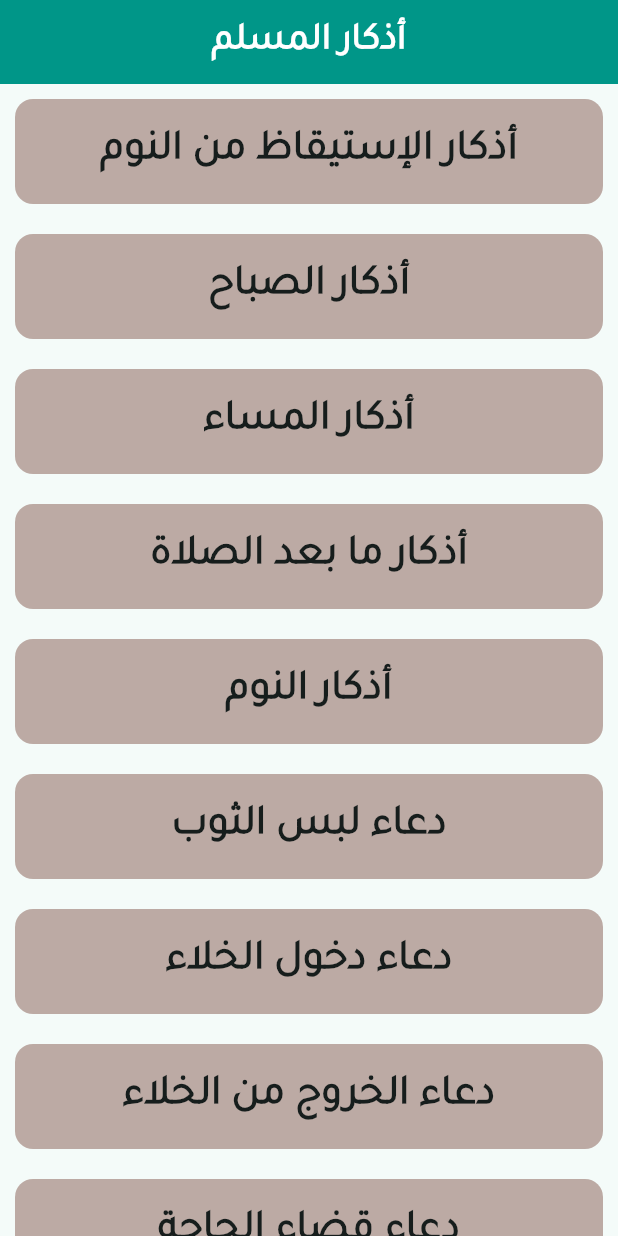
After one commit to Muhammad-Nazih/http_test, a Flutter app: the screen it shows after launch, on a phone screen of 412 x 824 dp. The commit adds this screen. Run offline on Flutter 3.47's test engine with Material 3 defaults, Android fonts, the phone set to English and light mode, and no system bars; our stand-ins replace bloc, flutter_bloc; missing offline and left inert: sign_button.

Commit message:
7th commit

```diff
--- /dev/null
+++ b/assets/database/sections_db.json
@@ -0,0 +1,42 @@
+[
+    {
+        "id": 1,
+        "name": "أذكار الإستيقاظ من النوم"
+    },
+    {
+        "id": 2,
+        "name": "أذكار الصباح"
+    },
+    {
+        "id": 3,
+        "name": "أذكار المساء"
+    },
+    {
+        "id": 4,
+        "name": "أذكار ما بعد الصلاة"
+    },
+    {
+        "id": 5,
+        "name": "أذكار ما قبل النوم"
+    },
+    {
+        "id": 6,
+        "name": "دعاء لبس الثوب"
+    },
+    {
+        "id": 7,
+        "name": "دعاء دخول الخلاء"
+    },
+    {
+        "id": 8,
+        "name": "دعاء الخروج من الخلاء"
+    },
+    {
+        "id": 9,
+        "name": "دعاء قضاء الحاجة"
+    },
+    {
+        "id": 10,
+        "name": "الذكر عند دخول المنزل"
+    }
+]
--- a/lib/cubit.dart
+++ b/lib/bloc/cubit.dart
@@ -1,6 +1,6 @@
 import 'package:bloc/bloc.dart';
 import 'package:flutter_bloc/flutter_bloc.dart';
-import 'package:http_app/states.dart';
+import 'package:http_app/bloc/states.dart';
 
 class CounterCubit extends Cubit<CounterStates> {
   CounterCubit() : super(CounterInitialState());
--- a/lib/main.dart
+++ b/lib/main.dart
@@ -1,6 +1,7 @@
 import 'package:flutter/material.dart';
 import 'package:flutter/services.dart';
-import 'package:http_app/login_screen.dart';
+import 'package:http_app/screens/login_screen.dart';
+import 'package:http_app/screens/azkar_home_screen.dart';
 
 void main() {
   SystemChrome.setSystemUIOverlayStyle(SystemUiOverlayStyle(
@@ -18,9 +19,20 @@ class MyApp extends StatelessWidget {
       title: 'Login Screen',
       debugShowCheckedModeBanner: false,
       theme: ThemeData(
-        colorScheme: ColorScheme.fromSeed(seedColor: Colors.red.shade100),
+        colorScheme: ColorScheme.fromSeed(seedColor: Colors.teal.shade100),
+        appBarTheme: AppBarTheme(
+          titleTextStyle: TextStyle(
+            color: Colors.white,
+            fontFamily: 'Tajawal',
+            fontSize: 25.0,
+            fontWeight: FontWeight.bold,
+          ),
+          centerTitle: true,
+          backgroundColor: Colors.teal,
+          elevation: 0,
+        ),
       ),
-      home: LoginScreen(),
+      home: AzkarHomeScreen(),
     );
   }
 }
--- /dev/null
+++ b/lib/models/section_model.dart
@@ -0,0 +1,10 @@
+class SectionModel {
+  int? id;
+  String? name;
+  SectionModel(this.id, this.name);
+
+  SectionModel.fromJson(Map<String, dynamic> json) {
+    id = json['id'];
+    name = json['name'];
+  }
+}
--- /dev/null
+++ b/lib/screens/azkar_home_screen.dart
@@ -0,0 +1,54 @@
+import 'package:flutter/material.dart';
+
+class AzkarHomeScreen extends StatelessWidget {
+  const AzkarHomeScreen({super.key});
+
+  @override
+  Widget build(BuildContext context) {
+    return Scaffold(
+      appBar: AppBar(
+        title: Text(
+          'أذكار المسلم',
+        ),
+      ),
+      body: ListView(
+        children: [
+          buildSectionItem(text: 'أذكار الإستيقاظ من النوم'),
+          buildSectionItem(text: 'أذكار الصباح'),
+          buildSectionItem(text: 'أذكار المساء'),
+          buildSectionItem(text: 'أذكار ما بعد الصلاة'),
+          buildSectionItem(text: 'أذكار النوم'),
+          buildSectionItem(text: 'دعاء لبس الثوب'),
+          buildSectionItem(text: 'دعاء دخول الخلاء'),
+          buildSectionItem(text: 'دعاء الخروج من الخلاء'),
+          buildSectionItem(text: 'دعاء قضاء الحاجة'),
+          buildSectionItem(text: 'الذكر عند الخروج من المنزل'),
+        ],
+      ),
+    );
+  }
+}
+
+Widget buildSectionItem({required String text}) {
+  return Padding(
+    padding: const EdgeInsets.all(10.0),
+    child: Container(
+      width: double.infinity,
+      height: 70,
+      decoration: BoxDecoration(
+        color: Colors.brown[200],
+        borderRadius: BorderRadius.circular(12.0)
+      ),
+      child: Center(
+        child: Text(
+          text,
+          style: TextStyle(
+            fontFamily: 'Tajawal',
+            fontSize: 28,
+            fontWeight: FontWeight.w900,
+          ),
+        ),
+      ),
+    ),
+  );
+}
--- a/lib/counter_screen.dart
+++ b/lib/screens/counter_screen.dart
@@ -62,8 +62,8 @@
 
 import 'package:flutter/material.dart';
 import 'package:flutter_bloc/flutter_bloc.dart';
-import 'package:http_app/cubit.dart';
-import 'package:http_app/states.dart';
+import 'package:http_app/bloc/cubit.dart';
+import 'package:http_app/bloc/states.dart';
 
 class CounterScreen extends StatelessWidget {
   const CounterScreen({super.key});
--- a/lib/login_screen.dart
+++ b/lib/screens/login_screen.dart
@@ -1,5 +1,5 @@
 import 'package:flutter/material.dart';
-import 'package:http_app/products_screen.dart';
+import 'package:http_app/screens/products_screen.dart';
 import 'package:sign_button/sign_button.dart';
 
 class LoginScreen extends StatefulWidget {
```
Also changed, not shown: pubspec.yaml (+4 -4 lines), assets/fonts/Tajawal-Regular.ttf (added), lib/bloc/bloc_observer.dart (renamed from lib/bloc_observer.dart), lib/bloc/states.dart (renamed from lib/states.dart), lib/screens/products_screen.dart (renamed from lib/products_screen.dart).
